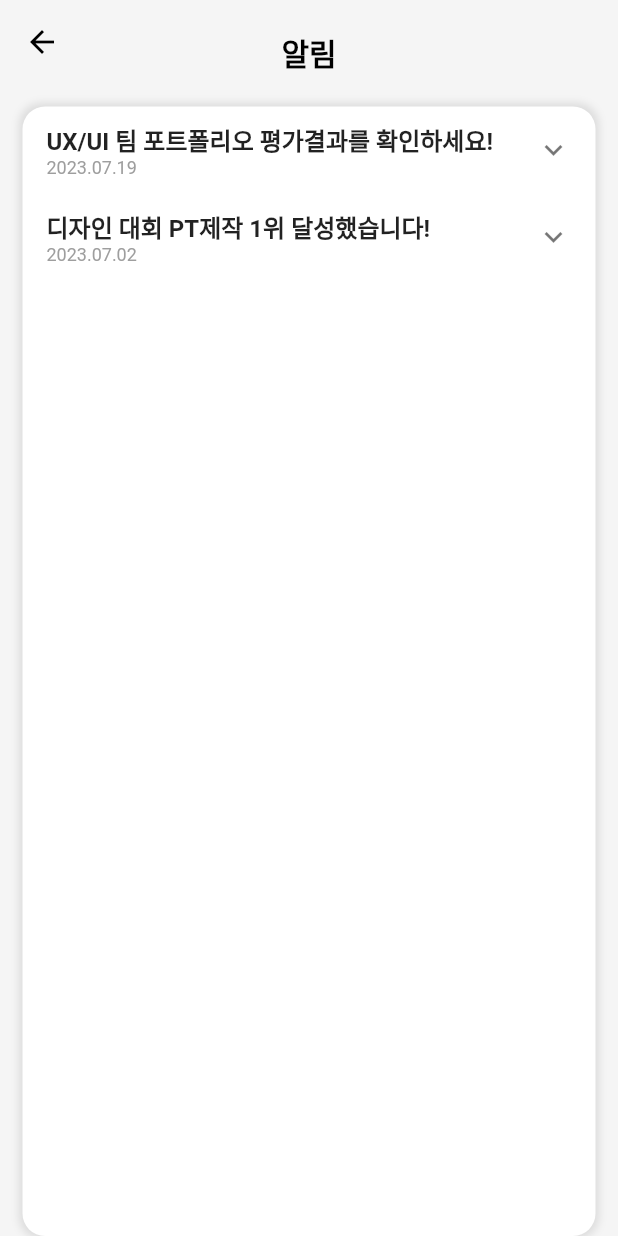
After one commit to dinhoitt/weteam, a Flutter app: the Alert screen opened directly, on a phone screen of 412 x 824 dp. The commit adds this screen. Run offline on Flutter 3.47's test engine with Material 2 defaults, Android fonts, the phone set to English and light mode, and no system bars; our stand-ins replace camera, get, image_picker, table_calendar.

Commit message:
alert page

```diff
--- /dev/null
+++ b/lib/src/page/alert.dart
@@ -0,0 +1,111 @@
+import 'package:flutter/material.dart';
+
+class Alert extends StatelessWidget {
+  Alert({super.key});
+
+  @override
+  Widget build(BuildContext context) {
+    return Scaffold(
+      appBar: AppBar(
+        backgroundColor: Color(0xFFF5F5F5),
+        title: Padding(
+          padding: const EdgeInsets.only(top: 15.0),
+          child: Text(
+            '알림',
+            style: TextStyle(fontWeight: FontWeight.bold, fontSize: 20.0),
+          ),
+        ),
+        centerTitle: true,
+      ),
+      body: _body(),
+      backgroundColor: Color(0xFFF5F5F5),
+    );
+  }
+
+  Widget _body() {
+    return Padding(
+      padding: const EdgeInsets.only(left: 15.0, right: 15.0, top: 15.0),
+      child: Column(
+        children: <Widget>[
+          Expanded(
+            child: Container(
+              width: double.infinity,
+              decoration: BoxDecoration(
+                borderRadius: BorderRadius.circular(15.0),
+                color: Colors.white,
+                boxShadow: [
+                  BoxShadow(
+                    color: Colors.black.withOpacity(0.1),
+                    blurRadius: 4.0,
+                    spreadRadius: 2.0,
+                    offset: Offset(0, 0),
+                  ),
+                ],
+              ),
+              child: ClipRRect(
+                borderRadius: BorderRadius.circular(15.0),
+                child: ListView.builder(
+                  itemCount: items.length,
+                  itemBuilder: (context, index) {
+                    return ExpansionTile(
+                      title: Column(
+                        crossAxisAlignment: CrossAxisAlignment.start,
+                        children: [
+                          Text(
+                            items[index]['notifications'][0]['title'],
+                            style: TextStyle(fontWeight: FontWeight.bold),
+                          ),
+                          Text(
+                            items[index]['date'],
+                            style:
+                                TextStyle(fontSize: 12.0, color: Colors.grey),
+                          ),
+                        ],
+                      ),
+                      children: <Widget>[
+                        ...items[index]['notifications'].map((notification) {
+                          return ListTile(
+                            title: Text(notification['title']),
+                            subtitle: notification['subtitle'] != null
+                                ? Text(notification['subtitle'])
+                                : null,
+                          );
+                        }).toList(),
+                      ],
+                    );
+                  },
+                ),
+              ),
+            ),
+          ),
+        ],
+      ),
+    );
+  }
+
+  final items = List<Map<String, dynamic>>.from([
+    {
+      'date': '2023.07.19',
+      'notifications': [
+        {
+          'title': 'UX/UI 팀 포트폴리오 평가결과를 확인하세요!',
+          'subtitle': 'UX/UI 팀 포트폴리오를 확인하세요!\n자세한 평가결과는 아래에서 확인해 주세요.',
+        },
+        {
+          'title': '리더보드 별 포지션상승 완료 90%!',
+          'subtitle': null,
+        }
+      ],
+    },
+    {
+      'date': '2023.07.02',
+      'notifications': [
+        {
+          'title': '디자인 대회 PT제작 1위 달성했습니다!',
+          'subtitle': null,
+        },
+      ],
+    },
+    // 기타 다른 알림
+  ]);
+}
--- a/lib/src/view/home.dart
+++ b/lib/src/view/home.dart
@@ -1,4 +1,6 @@
 import 'package:flutter/material.dart';
+import 'package:get/get.dart';
+import 'package:weteam/src/page/alert.dart';
 import 'package:weteam/src/widget/buildbox1.dart';
 import 'package:weteam/src/widget/buildbox2.dart';
 import 'package:weteam/src/widget/buildbox3.dart';
@@ -55,7 +57,9 @@ class Home extends StatelessWidget {
                           icon: ImageIcon(
                             AssetImage(ImagePath.bellIcon),
                           ),
-                          onPressed: () {},
+                          onPressed: () {
+                            Get.to(() => Alert());
+                          },
                         ),
                         IconButton(
                           icon: ImageIcon(
```
